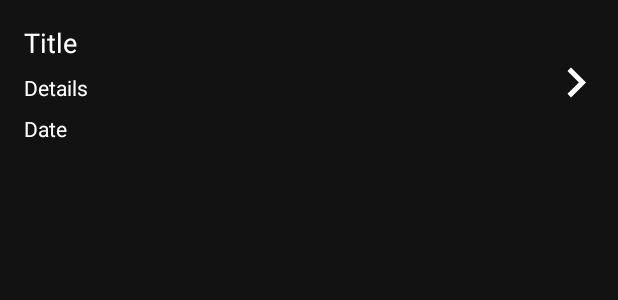
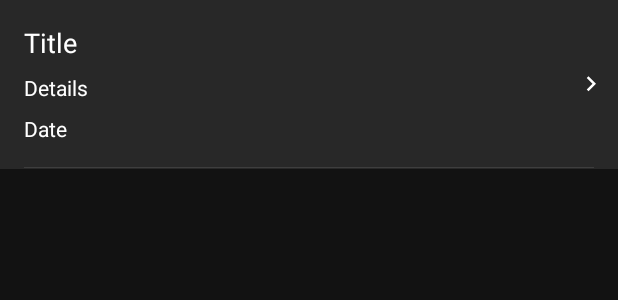
Before and after one commit to MrLincon/EdgePerfomance, an Android app: the layout notification_layout.xml on its own in the app's theme, with its tools: preview values and no code run, on a phone screen of 412 x 824 dp. Shown: the top 300 px of the screen. Run offline under Robolectric (Android 15) with nearby library versions, the phone set to English and light mode, and no system bars; Roboto replaces fonts that are not available here.

Commit message:
Notification Completed

```diff
--- a/app/src/main/AndroidManifest.xml
+++ b/app/src/main/AndroidManifest.xml
@@ -14,7 +14,8 @@
         android:theme="@style/Theme.EdgePerformance">
         <activity
             android:name=".Activities.NotificationActivity"
-            android:exported="false" />
+            android:exported="false"
+            android:parentActivityName=".Activities.MainActivity"/>
         <activity
             android:name=".Activities.ToolsDetailsActivity"
             android:exported="false" />
--- a/app/src/main/java/io/edgeperformance/edge/Activities/MainActivity.java
+++ b/app/src/main/java/io/edgeperformance/edge/Activities/MainActivity.java
@@ -77,7 +77,8 @@ public class MainActivity extends AppCompatActivity {
         notification.setOnClickListener(new View.OnClickListener() {
             @Override
             public void onClick(View v) {
-                Toast.makeText(getApplicationContext(), "Notification clicked!", Toast.LENGTH_SHORT).show();
+                Intent intent = new Intent(MainActivity.this, NotificationActivity.class);
+                startActivity(intent);
             }
         });
 
--- a/app/src/main/java/io/edgeperformance/edge/Models/NotificationAdapter.java
+++ b/app/src/main/java/io/edgeperformance/edge/Models/NotificationAdapter.java
@@ -37,7 +37,9 @@ public class NotificationAdapter extends FirestorePagingAdapter<Notification, No
 
     @Override
     protected void onBindViewHolder(@NonNull final NotificationHolder holder, int position, @NonNull Notification model) {
-
+        holder.Title.setText(model.getTitle());
+        holder.Details.setText(model.getDetails());
+        holder.Date.setText(model.getDate());
     }
 
     @Override
@@ -59,7 +61,7 @@ public class NotificationAdapter extends FirestorePagingAdapter<Notification, No
                 break;
             case LOADED:
                 mSwipeRefreshLayout.setRefreshing(false);
-                Log.d("Paging Log", "Total data loaded "+getItemCount());
+                Log.d("Paging Log", "Total data loaded " + getItemCount());
                 break;
             case ERROR:
                 mSwipeRefreshLayout.setRefreshing(false);
--- a/app/src/main/res/layout/notification_layout.xml
+++ b/app/src/main/res/layout/notification_layout.xml
@@ -1,7 +1,19 @@
 <?xml version="1.0" encoding="utf-8"?>
 <RelativeLayout xmlns:android="http://schemas.android.com/apk/res/android"
     android:layout_width="match_parent"
-    android:layout_height="wrap_content">
+    android:layout_height="wrap_content"
+    android:background="@color/colorCard"
+    android:clickable="true"
+    android:foreground="?attr/selectableItemBackground">
+
+    <View
+        android:layout_width="match_parent"
+        android:layout_height="0.5dp"
+        android:background="@color/colorView"
+        android:layout_marginLeft="16dp"
+        android:layout_marginRight="16dp"
+        android:layout_marginBottom="0.5dp"
+        android:layout_below="@id/linearLayout"></View>
 
     <LinearLayout
         android:id="@+id/linearLayout"
@@ -48,8 +60,8 @@
 
     <ImageView
         android:id="@+id/edit_name"
-        android:layout_width="56dp"
-        android:layout_height="56dp"
+        android:layout_width="36dp"
+        android:layout_height="36dp"
         android:layout_alignParentEnd="true"
         android:layout_centerInParent="true"
         android:padding="8dp"
```
Also changed, not shown: app/src/main/java/io/edgeperformance/edge/Activities/NotificationActivity.java (+13 -10 lines), app/src/main/java/io/edgeperformance/edge/Models/Notification.java (+13 -7 lines), app/src/main/res/drawable-v24/rounded_background.xml (added, +11 -0 lines), app/src/main/res/layout/activity_notification.xml (+5 -2 lines).
